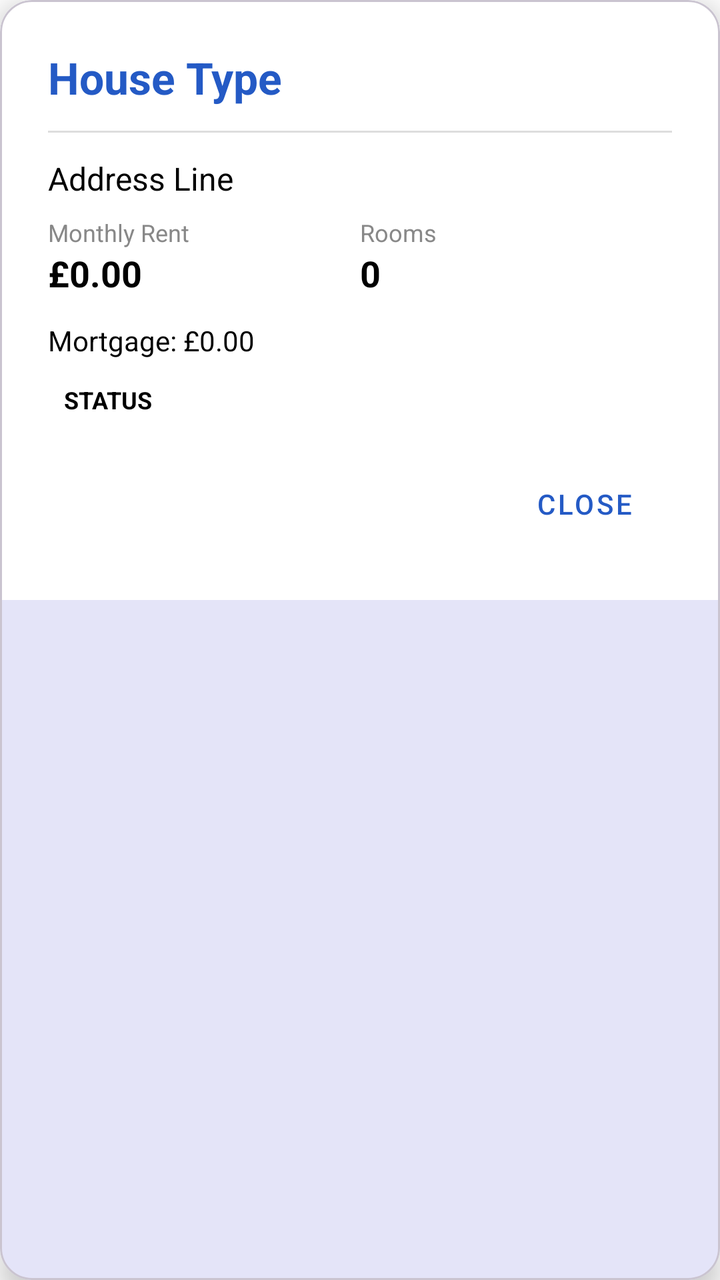
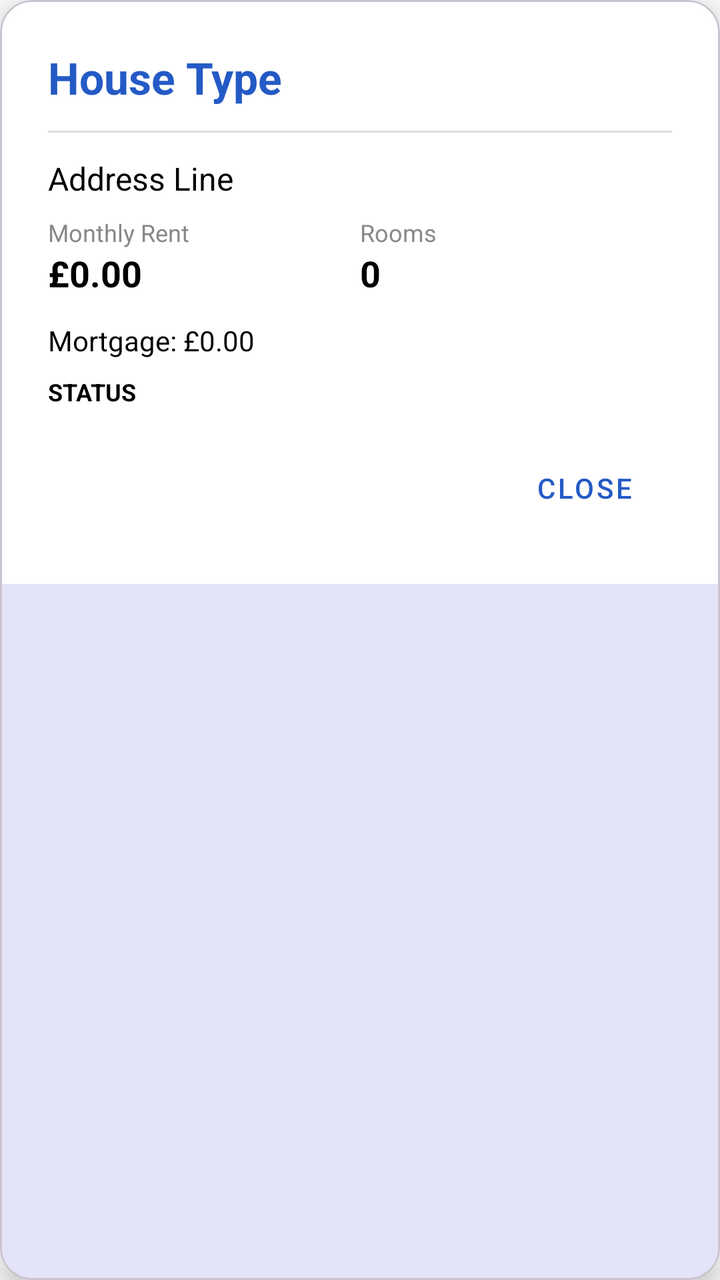

Before-and-after screenshots of an Android layout around one commit, followed by the original layout XML and the change that was made.
<!-- AndroidManifest.xml: application theme Theme.ProbbyApp -->
<!-- res/layout/fragment_property_details.xml -->
<?xml version="1.0" encoding="utf-8"?>
<com.google.android.material.card.MaterialCardView
    xmlns:android="http://schemas.android.com/apk/res/android"
    xmlns:app="http://schemas.android.com/apk/res-auto"
    xmlns:tools="http://schemas.android.com/tools"
    android:layout_width="match_parent"
    android:layout_height="wrap_content"
    android:layout_margin="24dp"
    app:cardCornerRadius="16dp"
    app:cardElevation="8dp"
    android:background="?attr/android:windowBackground"
    tools:context=".views.PropertyDetailsFragment"
    app:cardPreventCornerOverlap="false">

    <LinearLayout
        android:layout_width="match_parent"
        android:layout_height="wrap_content"
        android:orientation="vertical"
        android:background="?attr/android:colorBackground"
        android:padding="24dp">

        
        <TextView
            android:id="@+id/propertyType"
            android:layout_width="match_parent"
            android:layout_height="wrap_content"
            android:text="House Type"
            android:textColor="?attr/colorPrimary"
            android:textSize="22sp"
            android:textStyle="bold" />

        <View
            android:layout_width="match_parent"
            android:layout_height="1dp"
            android:layout_marginVertical="12dp"
            android:background="#DDDDDD" />

        
        <TextView
            android:id="@+id/propertyAddress"
            android:layout_width="match_parent"
            android:layout_height="wrap_content"
            android:text="Address Line"
            android:textSize="16sp"
            android:layout_marginBottom="8dp" />

        <LinearLayout
            android:layout_width="match_parent"
            android:layout_height="wrap_content"
            android:orientation="horizontal"
            android:weightSum="2">

            <LinearLayout
                android:layout_width="0dp"
                android:layout_height="wrap_content"
                android:layout_weight="1"
                android:orientation="vertical">

                <TextView
                    android:layout_width="wrap_content"
                    android:layout_height="wrap_content"
                    android:text="Monthly Rent"
                    android:textSize="12sp"
                    android:textColor="#888888"/>
                <TextView
                    android:id="@+id/propertyRent"
                    android:layout_width="wrap_content"
                    android:layout_height="wrap_content"
                    android:text="£0.00"
                    android:textSize="18sp"
                    android:textStyle="bold"/>
            </LinearLayout>

            <LinearLayout
                android:layout_width="0dp"
                android:layout_height="wrap_content"
                android:layout_weight="1"
                android:orientation="vertical">

                <TextView
                    android:layout_width="wrap_content"
                    android:layout_height="wrap_content"
                    android:text="Rooms"
                    android:textSize="12sp"
                    android:textColor="#888888"/>
                <TextView
                    android:id="@+id/propertyRooms"
                    android:layout_width="wrap_content"
                    android:layout_height="wrap_content"
                    android:text="0"
                    android:textSize="18sp"
                    android:textStyle="bold"/>
            </LinearLayout>
        </LinearLayout>

        <TextView
            android:id="@+id/propertyMortgage"
            android:layout_width="wrap_content"
            android:layout_height="wrap_content"
            android:layout_marginTop="12dp"
            android:text="Mortgage: £0.00"
            android:textSize="14sp" />

        <TextView
            android:id="@+id/propertyStatus"
            android:layout_width="wrap_content"
            android:layout_height="wrap_content"
            android:layout_marginTop="8dp"
            android:paddingHorizontal="8dp"
            android:paddingVertical="4dp"
            android:text="Status"
            android:textAllCaps="true"
            android:textSize="12sp"
            android:textStyle="bold" />

        
        <Button
            android:id="@+id/close"
            style="@style/Widget.MaterialComponents.Button.TextButton"
            android:layout_width="wrap_content"
            android:layout_height="wrap_content"
            android:layout_gravity="end"
            android:layout_marginTop="16dp"
            android:text="@string/close" />


    </LinearLayout>
</com.google.android.material.card.MaterialCardView>
<!-- resources referenced by this layout -->
<resources>
  <string name="close">Close</string>
  <style name="Theme.ProbbyApp" parent="Theme.MaterialComponents.DayNight.DarkActionBar">
          
          <item name="colorPrimary">#245AC5</item>
          <item name="colorPrimaryVariant">#373738</item>
          <item name="colorOnPrimary">@color/white</item>
          
          <item name="colorSecondary">#454242</item>
          <item name="colorSecondaryVariant">@color/teal_700</item>
          <item name="colorOnSecondary">@color/black</item>
          
          <item name="android:statusBarColor">#245AC5</item>
          
      </style>
  <color name="white">#FFFFFFFF</color>
  <color name="teal_700">#FF018786</color>
  <color name="black">#FF000000</color>
</resources>

<!-- the commit's change to res/layout/fragment_property_details.xml (unified diff, before → after) -->
@@ -106,8 +106,6 @@
             android:layout_width="wrap_content"
             android:layout_height="wrap_content"
             android:layout_marginTop="8dp"
-            android:paddingHorizontal="8dp"
-            android:paddingVertical="4dp"
             android:text="Status"
             android:textAllCaps="true"
             android:textSize="12sp"
